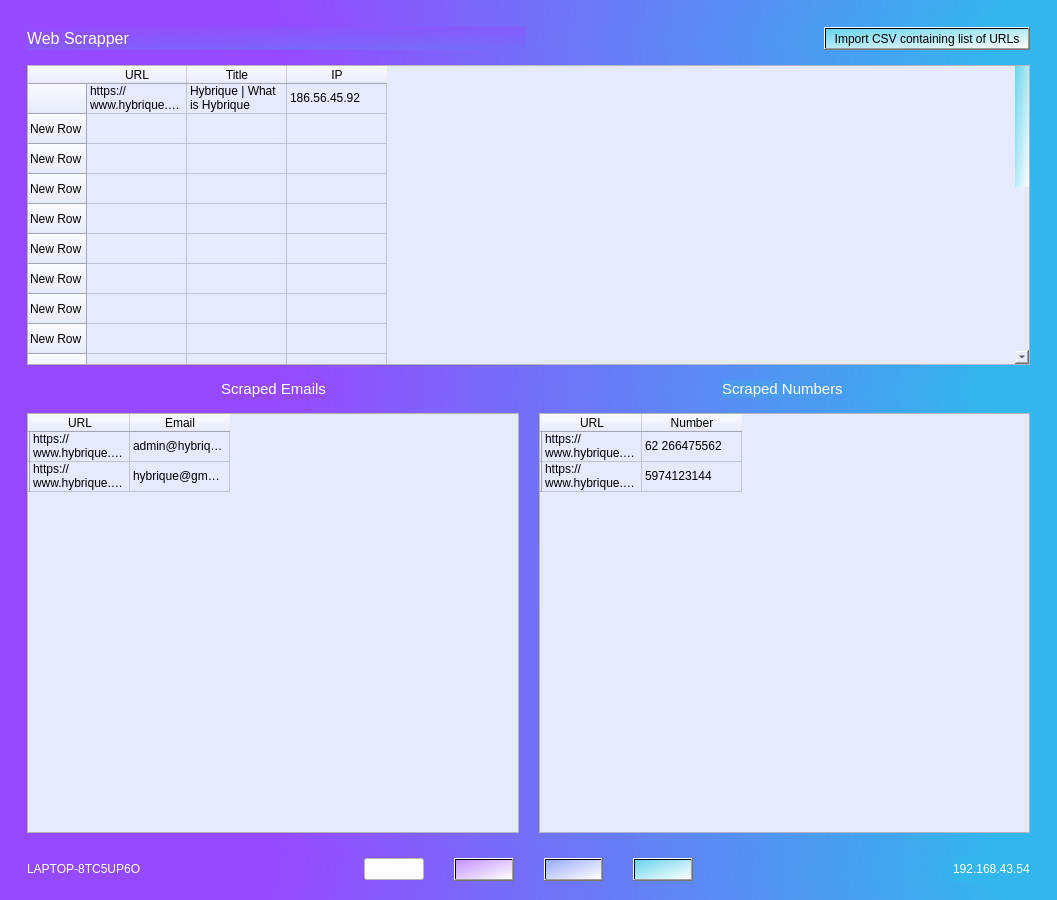
Qt form src/designs/mainWindow.ui (MoonPengu/WebScrapper) before a commit.
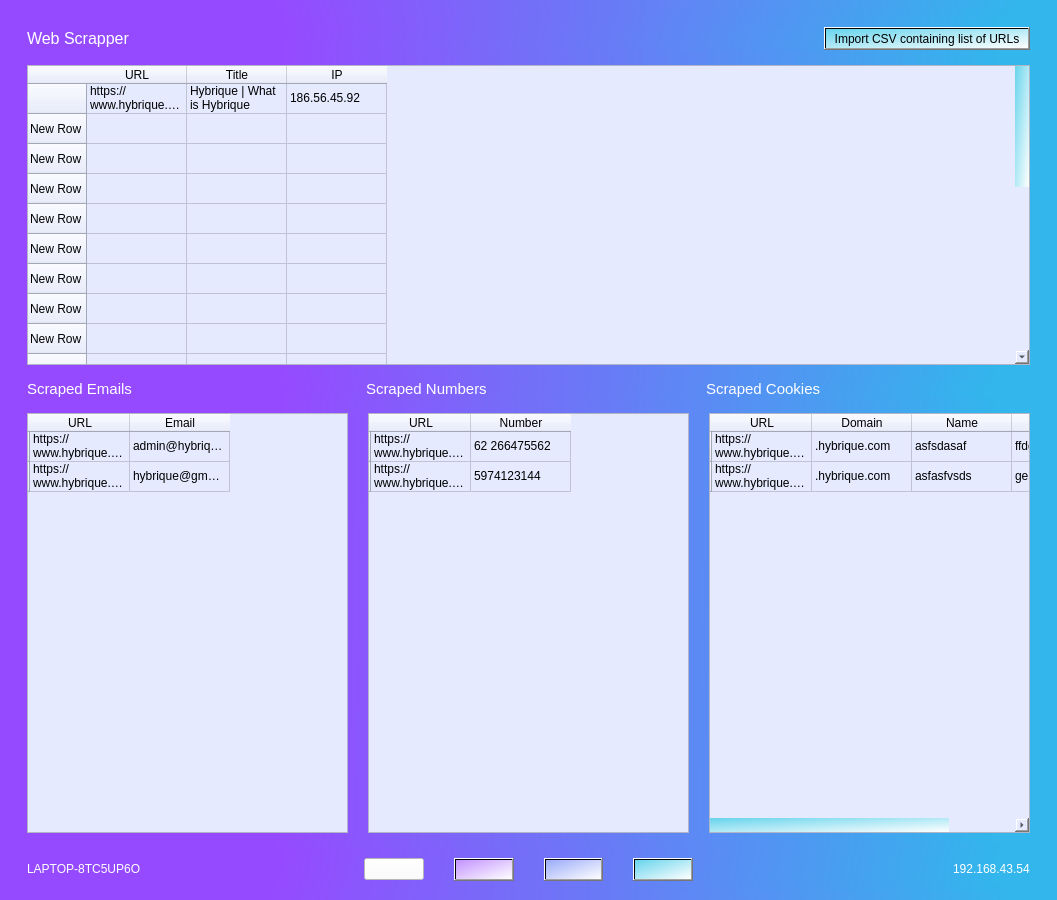
The same form after that commit. The open tabs and pages were chosen to show the change. Icons and pictures are not drawn.

```diff
--- a/src/designs/mainWindow.ui
+++ b/src/designs/mainWindow.ui
@@ -65,7 +65,7 @@
        <item>
         <widget class="QStackedWidget" name="stackedWidget">
          <property name="currentIndex">
-          <number>2</number>
+          <number>0</number>
          </property>
          <widget class="QWidget" name="WebScrapperPage">
           <layout class="QVBoxLayout" name="verticalLayout">
@@ -128,7 +128,8 @@
                    <property name="styleSheet">
                     <string notr="true">background-color: rgb(155, 115, 255);
 color: rgb(255, 255, 255);
-background-color:qlineargradient(spread:pad, x1:0, y1:0, x2:1, y2:1, stop:0 rgba(150, 74, 255, 255), stop:1 rgba(116, 110, 248, 255))</string>
+background-color:qlineargradient(spread:pad, x1:0, y1:0, x2:1, y2:1, stop:0 rgba(150, 74, 255, 255), stop:1 rgba(116, 110, 248, 255));
+background-color:rgba(255, 255, 255, 0);</string>
                    </property>
                    <property name="text">
                     <string>&lt;html&gt;&lt;head/&gt;&lt;body&gt;&lt;p&gt;&lt;span style=&quot; font-size:12pt;&quot;&gt;Web Scrapper&lt;/span&gt;&lt;/p&gt;&lt;/body&gt;&lt;/html&gt;</string>
@@ -378,31 +379,44 @@
                  <property name="bottomMargin">
                   <number>0</number>
                  </property>
-                 <item alignment="Qt::AlignHCenter">
-                  <widget class="QLabel" name="label_2">
+                 <item>
+                  <widget class="QLabel" name="label_9">
                    <property name="styleSheet">
                     <string notr="true">color: rgb(255, 255, 255);
-background-color:#964aff</string>
+background-color:#964aff;
+background-color:rgba(255, 255, 255, 0);</string>
                    </property>
                    <property name="text">
                     <string>&lt;html&gt;&lt;head/&gt;&lt;body&gt;&lt;p&gt;&lt;span style=&quot; font-size:11pt;&quot;&gt;Scraped Emails&lt;/span&gt;&lt;/p&gt;&lt;/body&gt;&lt;/html&gt;</string>
                    </property>
                   </widget>
                  </item>
-                 <item alignment="Qt::AlignHCenter">
+                 <item>
                   <widget class="QLabel" name="label_3">
                    <property name="styleSheet">
                     <string notr="true">color: rgb(255, 255, 255);
 background-color: rgb(74, 193, 236);
 
 background-color: rgb(50, 182, 236);
-background-color: rgb(75, 155, 241);</string>
+background-color: rgb(75, 155, 241);
+background-color:rgba(255, 255, 255, 0);</string>
                    </property>
                    <property name="text">
                     <string>&lt;html&gt;&lt;head/&gt;&lt;body&gt;&lt;p&gt;&lt;span style=&quot; font-size:11pt;&quot;&gt;Scraped Numbers&lt;/span&gt;&lt;/p&gt;&lt;/body&gt;&lt;/html&gt;</string>
                    </property>
                   </widget>
                  </item>
+                 <item>
+                  <widget class="QLabel" name="label_2">
+                   <property name="styleSheet">
+                    <string notr="true">color: rgb(255, 255, 255);
+background-color:rgba(255, 255, 255, 0);</string>
+                   </property>
+                   <property name="text">
+                    <string>&lt;html&gt;&lt;head/&gt;&lt;body&gt;&lt;p&gt;&lt;span style=&quot; font-size:11pt;&quot;&gt;Scraped Cookies&lt;/span&gt;&lt;/p&gt;&lt;/body&gt;&lt;/html&gt;</string>
+                   </property>
+                  </widget>
+                 </item>
                 </layout>
                </widget>
               </item>
@@ -530,6 +544,86 @@
                    </item>
                   </widget>
                  </item>
+                 <item>
+                  <widget class="QTableWidget" name="CookieTW">
+                   <property name="styleSheet">
+                    <string notr="true">background-color: rgb(230, 234, 255);</string>
+                   </property>
+                   <property name="editTriggers">
+                    <set>QAbstractItemView::NoEditTriggers</set>
+                   </property>
+                   <row>
+                    <property name="text">
+                     <string/>
+                    </property>
+                   </row>
+                   <row>
+                    <property name="text">
+                     <string/>
+                    </property>
+                   </row>
+                   <column>
+                    <property name="text">
+                     <string>URL</string>
+                    </property>
+                   </column>
+                   <column>
+                    <property name="text">
+                     <string>Domain</string>
+                    </property>
+                   </column>
+                   <column>
+                    <property name="text">
+                     <string>Name</string>
+                    </property>
+                   </column>
+                   <column>
+                    <property name="text">
+                     <string>Value</string>
+                    </property>
+                   </column>
+                   <item row="0" column="0">
+                    <property name="text">
+                     <string>https://www.hybrique.com</string>
+                    </property>
+                   </item>
+                   <item row="0" column="1">
+                    <property name="text">
+                     <string>.hybrique.com</string>
+                    </property>
+                   </item>
+                   <item row="0" column="2">
+                    <property name="text">
+                     <string>asfsdasaf</string>
+                    </property>
+                   </item>
+                   <item row="0" column="3">
+                    <property name="text">
+                     <string>ffdg4g4g44</string>
+                    </property>
+                   </item>
+                   <item row="1" column="0">
+                    <property name="text">
+                     <string>https://www.hybrique.com</string>
+                    </property>
+                   </item>
+                   <item row="1" column="1">
+                    <property name="text">
+                     <string>.hybrique.com</string>
+                    </property>
+                   </item>
+                   <item row="1" column="2">
+                    <property name="text">
+                     <string>asfasfvsds</string>
+                    </property>
+                   </item>
+                   <item row="1" column="3">
+                    <property name="text">
+                     <string>ge54r56h56</string>
+                    </property>
+                   </item>
+                  </widget>
+                 </item>
                 </layout>
                </widget>
               </item>
@@ -1313,7 +1407,8 @@
             </property>
             <property name="styleSheet">
              <string notr="true">color: rgb(255, 255, 255);
-background-color: rgb(150, 74, 255);</string>
+background-color: rgb(150, 74, 255);
+background-color:rgba(255, 255, 255, 0);</string>
             </property>
             <property name="text">
              <string>&lt;html&gt;&lt;head/&gt;&lt;body&gt;&lt;p&gt;LAPTOP-8TC5UP6O&lt;/p&gt;&lt;/body&gt;&lt;/html&gt;</string>
@@ -1437,7 +1532,8 @@
             </property>
             <property name="styleSheet">
              <string notr="true">color: rgb(255, 255, 255);
-background-color: rgb(50, 182, 236);</string>
+background-color: rgb(50, 182, 236);
+background-color:rgba(255, 255, 255, 0);</string>
             </property>
             <property name="text">
              <string>&lt;html&gt;&lt;head/&gt;&lt;body&gt;&lt;p&gt;192.168.43.54&lt;/p&gt;&lt;/body&gt;&lt;/html&gt;</string>
```
